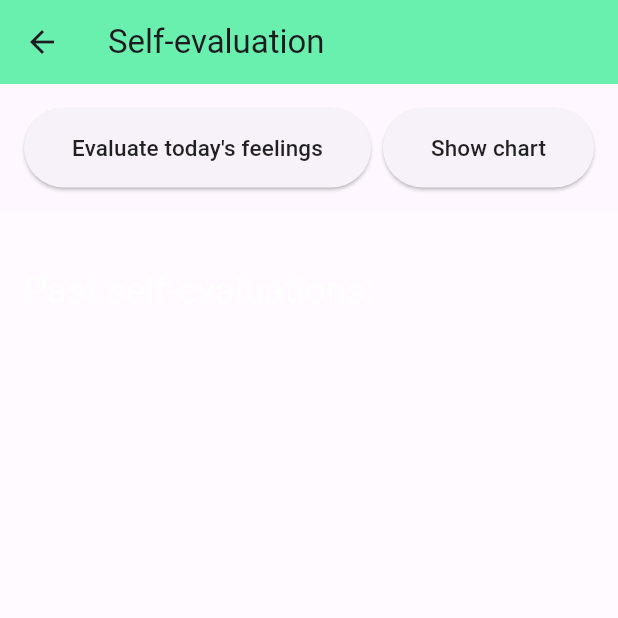
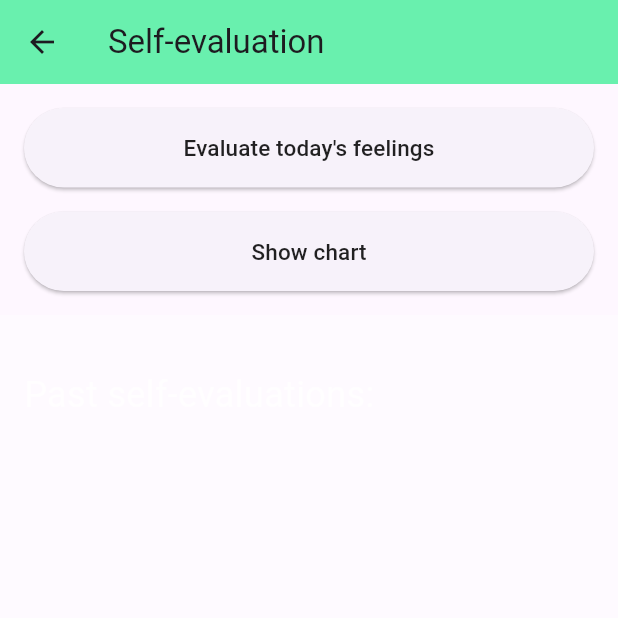
Before and after one commit to DamjanVincic/gdsc-solution-challenge, a Flutter app: the SelfExaminationListScreen screen opened directly, on a phone screen of 412 x 824 dp, the top half of it. Run offline on Flutter 3.47's test engine with Material 3 defaults, Android fonts, the phone set to English and light mode, and no system bars; our stand-ins replace fl_chart, flutter_local_notifications, google_maps_flutter, location, permission_handler, share and 3 more; missing offline and left inert: flutter_config; accounts and stored records are empty; network calls fail.

Commit message:
Fixed overflow

```diff
--- a/lib/src/screens/self_examination_list_screen.dart
+++ b/lib/src/screens/self_examination_list_screen.dart
@@ -111,8 +111,8 @@ class _SelfExaminationListScreenState extends State<SelfExaminationListScreen> {
         children: [
           Padding(
             padding: const EdgeInsets.all(16.0),
-            child: Row(
-              mainAxisAlignment: MainAxisAlignment.spaceBetween,
+            child: Column(
+              crossAxisAlignment: CrossAxisAlignment.stretch,
               children: [
                 ElevatedButton(
                   onPressed: () async {
@@ -143,6 +143,7 @@ class _SelfExaminationListScreenState extends State<SelfExaminationListScreen> {
                     style: TextStyle(fontSize: 15, color: Colors.black87),
                   ),
                 ),
+                const SizedBox(height: 16), // Add some space between buttons
                 ElevatedButton(
                   onPressed: showChartDialog,
                   style: ElevatedButton.styleFrom(
```
